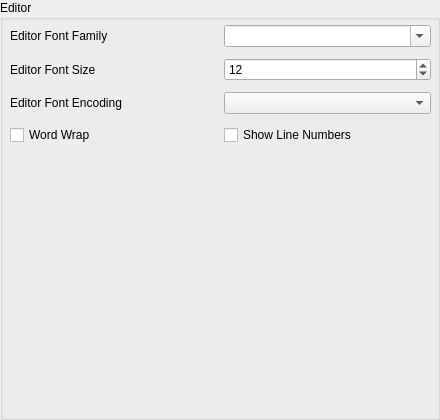
Before: the Qt Designer form pageeditor.ui in orao/texmaker, drawn with Qt 5.
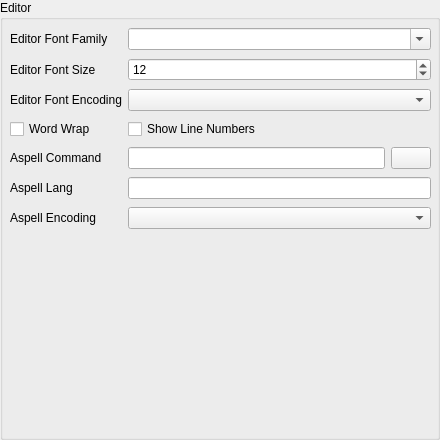
After: the same form once the commit is applied. Icons and pictures are not drawn.

The edit to the form file:
```diff
--- a/pageeditor.ui
+++ b/pageeditor.ui
@@ -9,7 +9,7 @@
     <x>0</x>
     <y>0</y>
     <width>440</width>
-    <height>420</height>
+    <height>440</height>
    </rect>
   </property>
   <property name="windowTitle" >
@@ -21,19 +21,19 @@
      <x>0</x>
      <y>0</y>
      <width>440</width>
-     <height>420</height>
+     <height>440</height>
     </rect>
    </property>
    <property name="title" >
     <string>Editor</string>
    </property>
-   <widget class="QWidget" name="layoutWidget" >
+   <widget class="QWidget" name="" >
     <property name="geometry" >
      <rect>
       <x>10</x>
-      <y>20</y>
+      <y>26</y>
       <width>421</width>
-      <height>131</height>
+      <height>210</height>
      </rect>
     </property>
     <layout class="QGridLayout" >
@@ -43,6 +43,53 @@
      <property name="spacing" >
       <number>6</number>
      </property>
+     <item row="4" column="1" >
+      <widget class="QLineEdit" name="lineEditAspellCommand" />
+     </item>
+     <item row="4" column="0" >
+      <widget class="QLabel" name="labelASpellCommand" >
+       <property name="text" >
+        <string>Aspell Command</string>
+       </property>
+      </widget>
+     </item>
+     <item row="3" column="1" colspan="2" >
+      <widget class="QCheckBox" name="checkBoxLinenumber" >
+       <property name="text" >
+        <string>Show Line Numbers</string>
+       </property>
+      </widget>
+     </item>
+     <item row="2" column="0" >
+      <widget class="QLabel" name="labelEncoding" >
+       <property name="text" >
+        <string>Editor Font Encoding</string>
+       </property>
+      </widget>
+     </item>
+     <item row="2" column="1" colspan="2" >
+      <widget class="QComboBox" name="comboBoxEncoding" />
+     </item>
+     <item row="5" column="1" colspan="2" >
+      <widget class="QLineEdit" name="lineEditAspellLang" />
+     </item>
+     <item row="1" column="0" >
+      <widget class="QLabel" name="labelSize" >
+       <property name="text" >
+        <string>Editor Font Size</string>
+       </property>
+      </widget>
+     </item>
+     <item row="4" column="2" >
+      <widget class="QPushButton" name="pushButtonAspell" >
+       <property name="text" >
+        <string/>
+       </property>
+       <property name="icon" >
+        <iconset resource="texmaker.qrc" >:/images/fileopen.png</iconset>
+       </property>
+      </widget>
+     </item>
      <item row="0" column="0" >
       <widget class="QLabel" name="labelFamily" >
        <property name="text" >
@@ -50,10 +97,24 @@
        </property>
       </widget>
      </item>
-     <item row="2" column="1" >
-      <widget class="QComboBox" name="comboBoxEncoding" />
+     <item row="5" column="0" >
+      <widget class="QLabel" name="labelAspellLang" >
+       <property name="text" >
+        <string>Aspell Lang</string>
+       </property>
+      </widget>
      </item>
-     <item row="1" column="1" >
+     <item row="6" column="0" >
+      <widget class="QLabel" name="labelAspellEncoding" >
+       <property name="text" >
+        <string>Aspell Encoding</string>
+       </property>
+      </widget>
+     </item>
+     <item row="6" column="1" colspan="2" >
+      <widget class="QComboBox" name="comboBoxAspellEncoding" />
+     </item>
+     <item row="1" column="1" colspan="2" >
       <widget class="QSpinBox" name="spinBoxSize" >
        <property name="minimum" >
         <number>1</number>
@@ -63,27 +124,6 @@
        </property>
       </widget>
      </item>
-     <item row="3" column="1" >
-      <widget class="QCheckBox" name="checkBoxLinenumber" >
-       <property name="text" >
-        <string>Show Line Numbers</string>
-       </property>
-      </widget>
-     </item>
-     <item row="1" column="0" >
-      <widget class="QLabel" name="labelSize" >
-       <property name="text" >
-        <string>Editor Font Size</string>
-       </property>
-      </widget>
-     </item>
-     <item row="0" column="1" >
-      <widget class="QComboBox" name="comboBoxFont" >
-       <property name="editable" >
-        <bool>true</bool>
-       </property>
-      </widget>
-     </item>
      <item row="3" column="0" >
       <widget class="QCheckBox" name="checkBoxWordwrap" >
        <property name="text" >
@@ -91,10 +131,10 @@
        </property>
       </widget>
      </item>
-     <item row="2" column="0" >
-      <widget class="QLabel" name="labelEncoding" >
-       <property name="text" >
-        <string>Editor Font Encoding</string>
+     <item row="0" column="1" colspan="2" >
+      <widget class="QComboBox" name="comboBoxFont" >
+       <property name="editable" >
+        <bool>true</bool>
        </property>
       </widget>
      </item>
```
Left out of the diff: 4 changed lines with no effect on the pictures.
